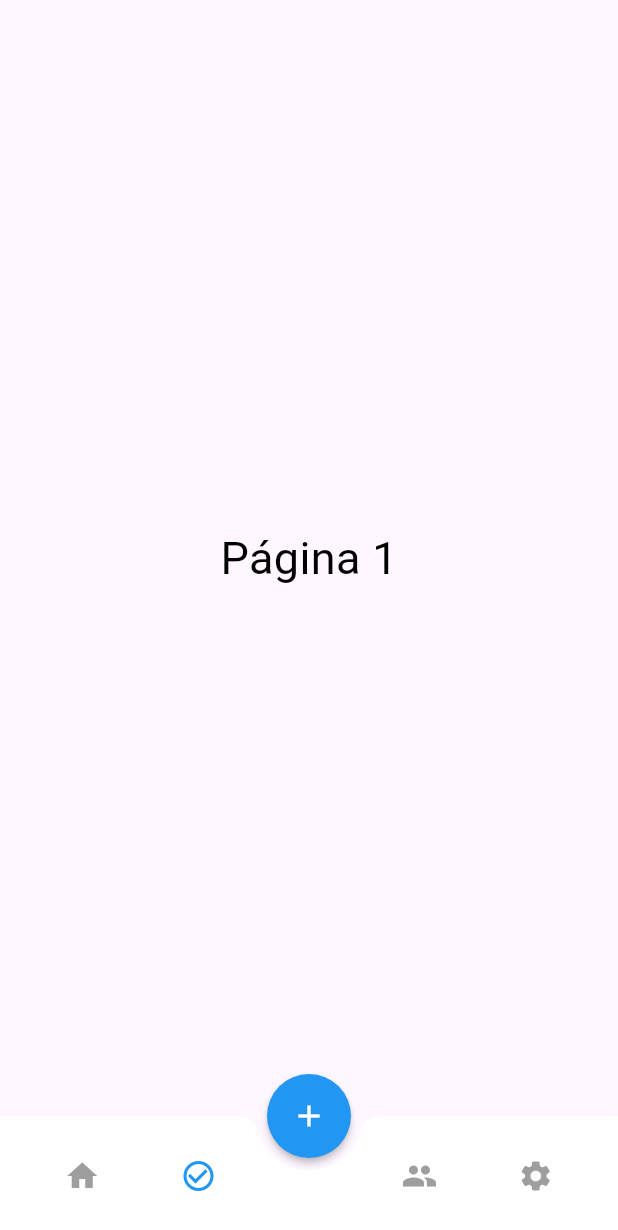
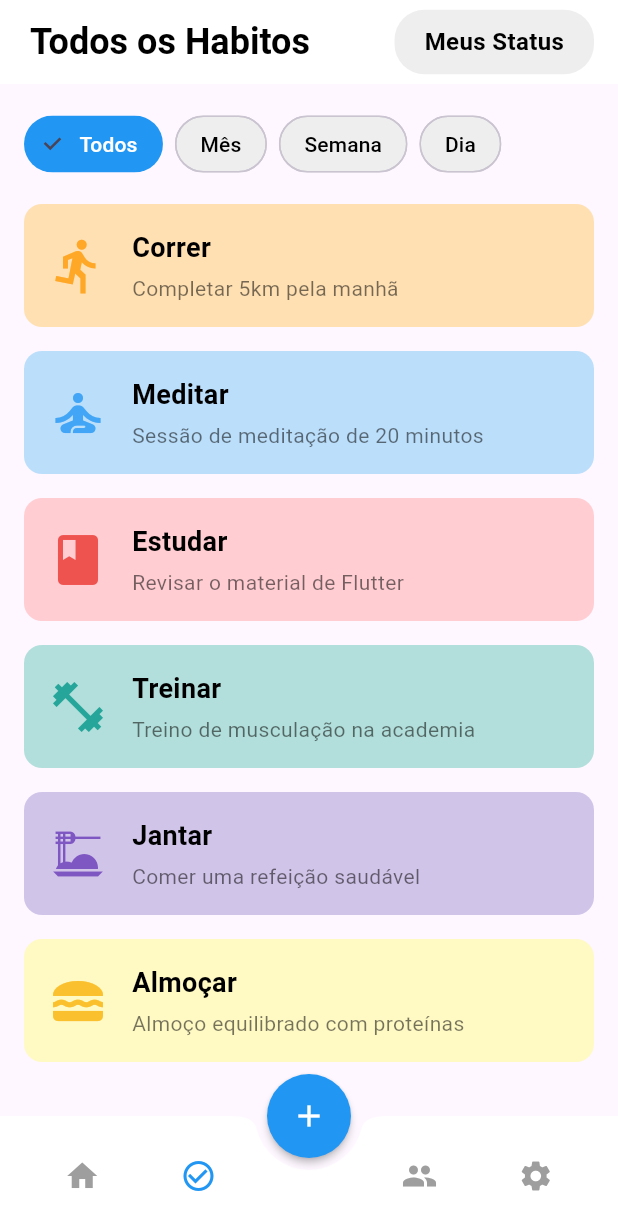
Before and after one commit to Niliotiii/HabitTrackr-Mobile, a Flutter app: the Home screen opened by its route, item 2 of the bottom bar chosen, on a phone screen of 412 x 824 dp. Shown: the top 1230 px of the screen. Run offline on Flutter 3.47's test engine with Material 3 defaults, Android fonts, the phone set to English and light mode, and no system bars; our stand-ins replace dots_indicator, google_fonts.

Commit message:
complete system

```diff
--- /dev/null
+++ b/lib/app/pages/allHabits.dart
@@ -0,0 +1,216 @@
+import 'package:flutter/material.dart';
+import 'package:google_fonts/google_fonts.dart';
+import 'myStatus.dart';
+
+class AllHabitsScreen extends StatefulWidget {
+  @override
+  _AllHabitsScreenState createState() => _AllHabitsScreenState();
+}
+
+class _AllHabitsScreenState extends State<AllHabitsScreen> {
+  String selectedFilter = 'Todos';
+
+  @override
+  Widget build(BuildContext context) {
+    return Scaffold(
+      appBar: AppBar(
+        backgroundColor: Colors.white,
+        automaticallyImplyLeading: false,
+        titleSpacing: 0,
+        title: const Row(
+          children: [
+            SizedBox(width: 20),
+            Text(
+              'Todos os Habitos',
+              style: TextStyle(
+                color: Colors.black,
+                fontSize: 24,
+                fontWeight: FontWeight.bold,
+              ),
+            ),
+          ],
+        ),
+        actions: [
+          GestureDetector(
+            onTap: () {
+              Navigator.push(
+                context,
+                MaterialPageRoute(builder: (context) => CompletedTasksScreen()),
+              );
+            },
+            child: Container(
+              padding: const EdgeInsets.symmetric(horizontal: 20, vertical: 10),
+              margin: const EdgeInsets.only(right: 16),
+              decoration: BoxDecoration(
+                borderRadius: BorderRadius.circular(20),
+                color: Colors.grey[200],
+              ),
+              child: const Text(
+                'Meus Status',
+                style: TextStyle(
+                  fontSize: 16,
+                  fontWeight: FontWeight.bold,
+                  color: Colors.black,
+                ),
+              ),
+            ),
+          ),
+        ],
+      ),
+      body: Padding(
+        padding: const EdgeInsets.all(16.0),
+        child: Column(
+          crossAxisAlignment: CrossAxisAlignment.start,
+          children: [
+            SingleChildScrollView(
+              scrollDirection: Axis.horizontal,
+              child: Row(
+                children: [
+                  _buildSelectableChip('Todos'),
+                  _buildSelectableChip('Mês'),
+                  _buildSelectableChip('Semana'),
+                  _buildSelectableChip('Dia'),
+                ],
+              ),
+            ),
+            const SizedBox(height: 16),
+            const HabitCard(
+              title: 'Correr',
+              subtitle: 'Completar 5km pela manhã',
+              color: Color(0xFFFFE0B2),
+              icon: Icons.directions_run,
+              iconColor: Color(0xFFFFA726),
+            ),
+            const SizedBox(height: 16),
+            const HabitCard(
+              title: 'Meditar',
+              subtitle: 'Sessão de meditação de 20 minutos',
+              color: Color(0xFFBBDEFB),
+              icon: Icons.self_improvement,
+              iconColor: Color(0xFF42A5F5),
+            ),
+            const SizedBox(height: 16),
+            const HabitCard(
+              title: 'Estudar',
+              subtitle: 'Revisar o material de Flutter',
+              color: Color(0xFFFFCDD2),
+              icon: Icons.book,
+              iconColor: Color(0xFFEF5350),
+            ),
+            const SizedBox(height: 16),
+            const HabitCard(
+              title: 'Treinar',
+              subtitle: 'Treino de musculação na academia',
+              color: Color(0xFFB2DFDB),
+              icon: Icons.fitness_center,
+              iconColor: Color(0xFF26A69A),
+            ),
+            const SizedBox(height: 16),
+            const HabitCard(
+              title: 'Jantar',
+              subtitle: 'Comer uma refeição saudável',
+              color: Color(0xFFD1C4E9),
+              icon: Icons.dinner_dining,
+              iconColor: Color(0xFF7E57C2),
+            ),
+            const SizedBox(height: 16),
+            const HabitCard(
+              title: 'Almoçar',
+              subtitle: 'Almoço equilibrado com proteínas',
+              color: Color(0xFFFFF9C4),
+              icon: Icons.lunch_dining,
+              iconColor: Color(0xFFFBC02D),
+            ),
+          ],
+        ),
+      ),
+    );
+  }
+
+  Widget _buildSelectableChip(String label) {
+    final bool isSelected = selectedFilter == label;
+    return Padding(
+      padding: const EdgeInsets.only(right: 8.0),
+      child: ChoiceChip(
+        label: Text(
+          label,
+          style: GoogleFonts.abhayaLibre(
+              fontSize: 14, color: isSelected ? Colors.white : Colors.black),
+        ),
+        selected: isSelected,
+        selectedColor: Colors.blue,
+        backgroundColor: Colors.grey[200],
+        onSelected: (selected) {
+          setState(() {
+            if (selected) {
+              selectedFilter = label;
+            } else {
+              selectedFilter = '';
+            }
+          });
+        },
+        shape: RoundedRectangleBorder(
+          borderRadius: BorderRadius.circular(50),
+        ),
+      ),
+    );
+  }
+}
+
+class HabitCard extends StatelessWidget {
+  final String title;
+  final String subtitle;
+  final Color color;
+  final IconData icon;
+  final Color iconColor;
+
+  const HabitCard({
+    Key? key,
+    required this.title,
+    required this.subtitle,
+    required this.color,
+    required this.icon,
+    required this.iconColor,
+  }) : super(key: key);
+
+  @override
+  Widget build(BuildContext context) {
+    return Container(
+      padding: const EdgeInsets.all(16.0),
+      decoration: BoxDecoration(
+        color: color,
+        borderRadius: BorderRadius.circular(12),
+      ),
+      child: Row(
+        children: [
+          Icon(
+            icon,
+            size: 40,
+            color: iconColor,
+          ),
+          const SizedBox(width: 16),
+          Column(
+            crossAxisAlignment: CrossAxisAlignment.start,
+            children: [
+              Text(
+                title,
+                style: const TextStyle(
+                  fontSize: 18,
+                  fontWeight: FontWeight.bold,
+                ),
+              ),
+              const SizedBox(height: 4),
+              Text(
+                subtitle,
+                style: const TextStyle(
+                  fontSize: 14,
+                  color: Colors.black54,
+                ),
+              ),
+            ],
+          ),
+        ],
+      ),
+    );
+  }
+}
--- a/lib/app/pages/home.dart
+++ b/lib/app/pages/home.dart
@@ -1,6 +1,10 @@
 import 'package:flutter/material.dart';
-import 'today.dart'; // Ensure this imports your Today screen
-import '../widgets/navigator.dart'; // Import your custom navigator
+import 'today.dart';
+import '../widgets/navigator.dart';
+import 'new-habit.dart';
+import 'allHabits.dart';
+import 'friends.dart';
+import 'perfil.dart';
 
 class Home extends StatefulWidget {
   @override
@@ -10,12 +14,11 @@ class Home extends StatefulWidget {
 class _HomeState extends State<Home> {
   int _selectedIndex = 0;
 
-  // List of screens for bottom navigation items
   final List<Widget> _pages = <Widget>[
-    Today(), // The Today screen
-    Center(child: Text('Página 1')), // Placeholder for the second screen
-    Center(child: Text('Página 2')), // Placeholder for the third screen
-    Center(child: Text('Página 3')), // Placeholder for the fourth screen
+    Today(),
+    AllHabitsScreen(),
+    FriendsPage(),
+    Perfil(),
   ];
 
   void _onItemTapped(int index) {
@@ -27,10 +30,13 @@ class _HomeState extends State<Home> {
   @override
   Widget build(BuildContext context) {
     return Scaffold(
-      body: _pages[_selectedIndex], // Display the selected page
+      body: _pages[_selectedIndex],
       floatingActionButton: CustomFab(
         onFabPressed: () {
-          // Action for the central floating button
+          Navigator.push(
+            context,
+            MaterialPageRoute(builder: (context) => NewHabitPage()),
+          );
         },
       ),
       floatingActionButtonLocation: FloatingActionButtonLocation.centerDocked,
--- a/lib/app/pages/new-habit.dart
+++ b/lib/app/pages/new-habit.dart
@@ -214,7 +214,7 @@ class _NewHabitPageState extends State<NewHabitPage> {
       enabled: enabled,
       decoration: InputDecoration(
         border: OutlineInputBorder(
-          borderRadius: BorderRadius.circular(50),
+          borderRadius: BorderRadius.circular(15),
         ),
         filled: true,
         fillColor: Colors.grey[200],
--- a/lib/app/pages/perfil.dart
+++ b/lib/app/pages/perfil.dart
@@ -63,8 +63,6 @@ class Perfil extends StatelessWidget {
               ),
             ),
             const SizedBox(height: 24),
-            // Row(
-            // add text Configurações align start
             Row(
               mainAxisAlignment: MainAxisAlignment.spaceBetween,
               children: [
```
Also changed, not shown: lib/app/pages/myStatus.dart (added, +170 -0 lines), lib/app/pages/today.dart (+78 -48 lines).
